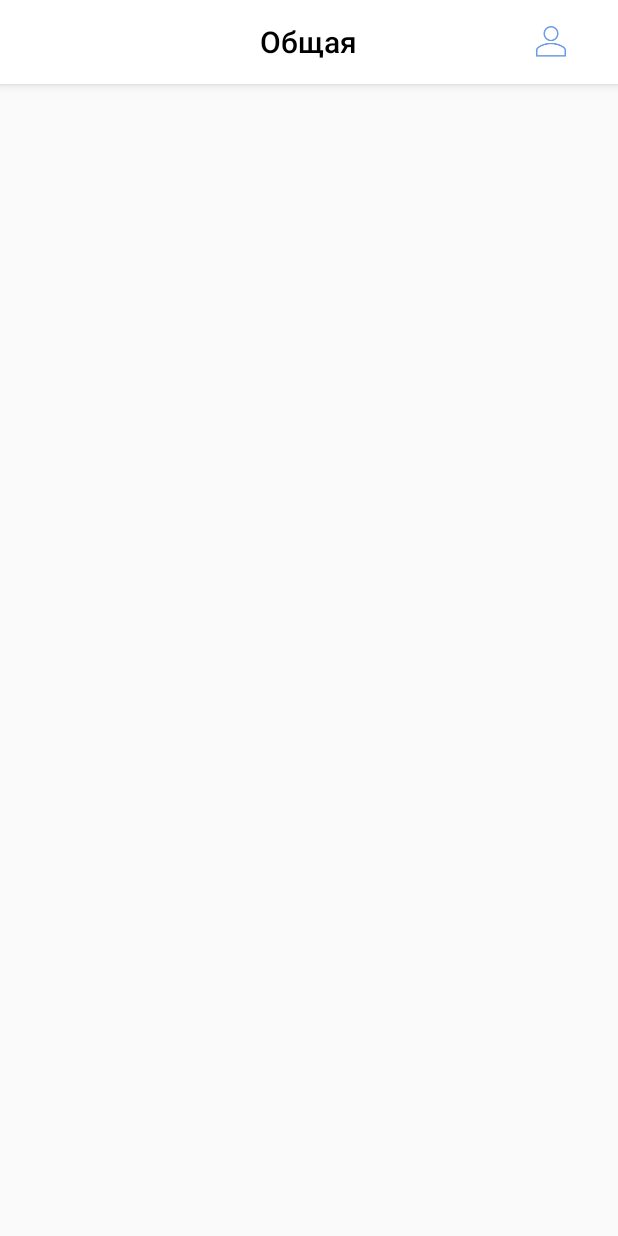
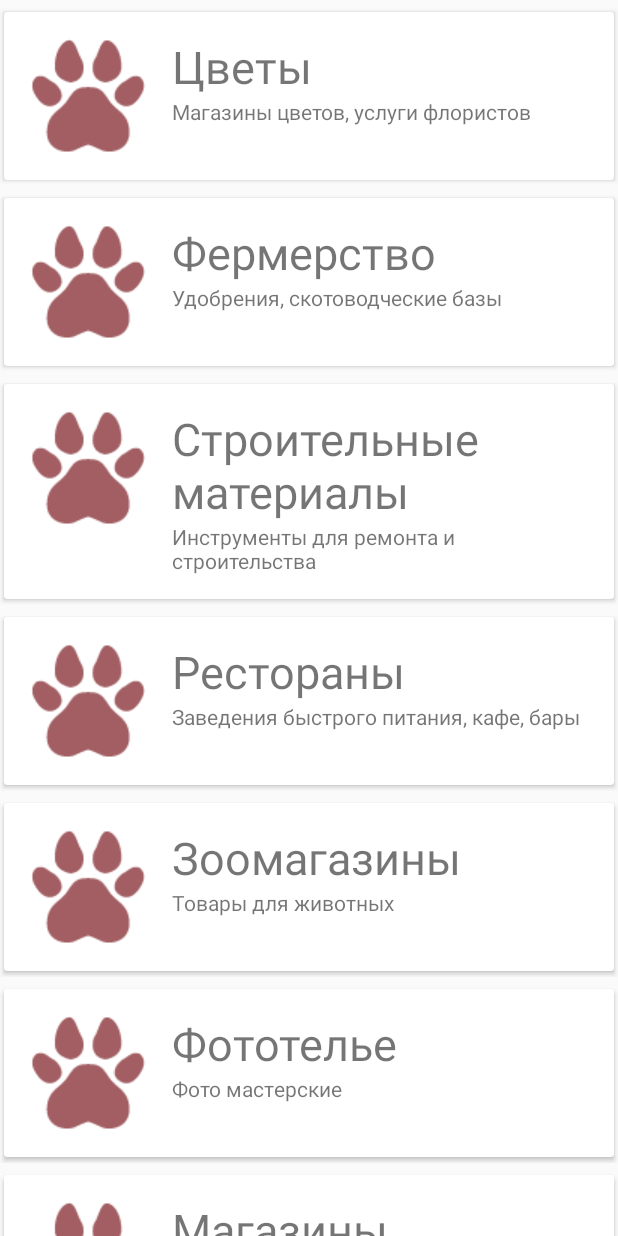
Before and after one commit to TalgatAkhm/mosfin, an Android app: the screen it shows after launch (MapsActivity before the commit, CategoryActivity after it), on a phone screen of 412 x 824 dp. Run offline under Robolectric (Android 15) with nearby library versions, the phone set to English and light mode, and no system bars.

Commit message:
Bottom panel, category activity

```diff
--- a/app/build.gradle
+++ b/app/build.gradle
@@ -16,6 +16,10 @@ android {
             proguardFiles getDefaultProguardFile('proguard-android.txt'), 'proguard-rules.pro'
         }
     }
+    compileOptions {
+        targetCompatibility 1.8
+        sourceCompatibility 1.8
+    }
 }
 
 dependencies {
@@ -26,4 +30,6 @@ dependencies {
     testImplementation 'junit:junit:4.12'
     androidTestImplementation 'com.android.support.test:runner:1.0.2'
     androidTestImplementation 'com.android.support.test.espresso:espresso-core:3.0.2'
+    implementation 'com.android.support:cardview-v7:27.1.1'
+    implementation 'com.android.support:recyclerview-v7:27.1.1'
 }
--- a/app/src/debug/res/values/google_maps_api.xml
+++ b/app/src/debug/res/values/google_maps_api.xml
@@ -21,6 +21,6 @@
     string in this file.
     -->
     <string name="google_maps_key" templateMergeStrategy="preserve" translatable="false">
-        AIzaSyD1i9J5FZqDgnKnprLsV465sCLGSgIAZhQ
+        AIzaSyBJgyZOGbRvDM0bN6uVOAFlizHfBkiJ1vU
     </string>
 </resources>
--- a/app/src/main/AndroidManifest.xml
+++ b/app/src/main/AndroidManifest.xml
@@ -16,7 +16,7 @@
         android:roundIcon="@mipmap/ic_launcher_round"
         android:supportsRtl="true"
         android:theme="@style/AppTheme">
-        <activity android:name=".MainActivity">
+        <activity android:name=".CategoryActivity">
             <intent-filter>
                 <action android:name="android.intent.action.MAIN" />
 
@@ -38,6 +38,7 @@
         <activity
             android:name=".MapsActivity"
             android:label="@string/title_activity_maps"></activity>
+        <activity android:name=".MainActivity" />
     </application>
 
 </manifest>
--- /dev/null
+++ b/app/src/main/java/com/mipt/mlt/mosfindata/CategoryActivity.java
@@ -0,0 +1,50 @@
+package com.mipt.mlt.mosfindata;
+
+import android.content.Intent;
+import android.os.Bundle;
+import android.support.annotation.Nullable;
+import android.support.v7.app.AppCompatActivity;
+import android.support.v7.widget.LinearLayoutManager;
+import android.support.v7.widget.RecyclerView;
+
+import com.mipt.mlt.mosfindata.model.Category;
+import com.mipt.mlt.mosfindata.ui.CategoryRecyclerAdapter;
+
+import java.util.ArrayList;
+import java.util.List;
+
+public class CategoryActivity extends AppCompatActivity implements CategoryRecyclerAdapter.ItemClickListener {
+
+    private String[] titles = {"Цветы", "Фермерство", "Строительные материалы", "Рестораны",
+            "Зоомагазины", "Фототелье", "Магазины продуктов"};
+    private String[] descs = {"Магазины цветов, услуги флористов", "Удобрения, скотоводческие базы",
+            "Инструменты для ремонта и строительства", "Заведения быстрого питания, кафе, бары", "Товары для животных",
+            "Фото мастерские", "Продуктовые магазины"};
+
+
+
+    @Override
+    protected void onCreate(@Nullable Bundle savedInstanceState) {
+        super.onCreate(savedInstanceState);
+        setContentView(R.layout.category_activity);
+
+        RecyclerView rv = findViewById(R.id.rv);
+        rv.setLayoutManager(new LinearLayoutManager(this));
+        rv.setAdapter(new CategoryRecyclerAdapter(createCategories(), this));
+    }
+
+    private List<Category> createCategories() {
+        List<Category> categories = new ArrayList<>();
+        for (int i = 0; i < titles.length; i++) {
+            categories.add(new Category(titles[i], descs[i]));
+        }
+        return categories;
+    }
+
+    @Override
+    public void onClick(int position) {
+        Intent intent = new Intent(this, MapsActivity.class);
+        intent.putExtra("categoryId", position);
+        startActivity(intent);
+    }
+}
--- /dev/null
+++ b/app/src/main/java/com/mipt/mlt/mosfindata/model/Category.java
@@ -0,0 +1,46 @@
+package com.mipt.mlt.mosfindata.model;
+
+import com.mipt.mlt.mosfindata.R;
+
+public class Category {
+
+    private int photo;
+    private String title;
+    private String des;
+
+    public Category(String title, String des) {
+        this.title = title;
+        this.des = des;
+        this.photo = R.drawable.pet;
+    }
+
+    public Category(int photo, String title, String des) {
+        this.photo = photo;
+        this.title = title;
+        this.des = des;
+    }
+
+    public int getPhoto() {
+        return photo;
+    }
+
+    public void setPhoto(int photo) {
+        this.photo = photo;
+    }
+
+    public String getTitle() {
+        return title;
+    }
+
+    public void setTitle(String title) {
+        this.title = title;
+    }
+
+    public String getDes() {
+        return des;
+    }
+
+    public void setDes(String des) {
+        this.des = des;
+    }
+}
--- /dev/null
+++ b/app/src/main/java/com/mipt/mlt/mosfindata/ui/CategoryRecyclerAdapter.java
@@ -0,0 +1,65 @@
+package com.mipt.mlt.mosfindata.ui;
+
+import android.support.v7.widget.CardView;
+import android.support.v7.widget.RecyclerView;
+import android.view.LayoutInflater;
+import android.view.View;
+import android.view.ViewGroup;
+import android.widget.ImageView;
+import android.widget.TextView;
+
+import com.mipt.mlt.mosfindata.R;
+import com.mipt.mlt.mosfindata.model.Category;
+
+import java.util.List;
+
+public class CategoryRecyclerAdapter extends RecyclerView.Adapter<CategoryRecyclerAdapter.CategoryViewHolder> {
+
+    private List<Category> categories;
+
+    public interface ItemClickListener {
+        void onClick(int position);
+    }
+
+    private ItemClickListener listener;
+
+    public CategoryRecyclerAdapter(List<Category> categories, ItemClickListener listener) {
+        this.categories = categories;
+        this.listener = listener;
+    }
+
+    @Override
+    public CategoryViewHolder onCreateViewHolder(ViewGroup parent, int viewType) {
+        View v = LayoutInflater.from(parent.getContext()).inflate(R.layout.category_card_view, parent, false);
+        return new CategoryViewHolder(v);
+    }
+
+    @Override
+    public void onBindViewHolder(CategoryViewHolder holder, int position) {
+        holder.titleTV.setText(categories.get(position).getTitle());
+        holder.desTV.setText(categories.get(position).getDes());
+        holder.photoIM.setImageResource(categories.get(position).getPhoto());
+        holder.cardView.setOnClickListener(v -> listener.onClick(position));
+    }
+
+    @Override
+    public int getItemCount() {
+        return categories.size();
+    }
+
+    public static class CategoryViewHolder extends RecyclerView.ViewHolder {
+
+        CardView cardView;
+        ImageView photoIM;
+        TextView titleTV, desTV;
+
+        public CategoryViewHolder(View itemView) {
+            super(itemView);
+            cardView = itemView.findViewById(R.id.cv);
+            photoIM = itemView.findViewById(R.id.photoIM);
+            titleTV = itemView.findViewById(R.id.titleTV);
+            desTV = itemView.findViewById(R.id.desTV);
+        }
+    }
+
+}
--- /dev/null
+++ b/app/src/main/res/layout/category_activity.xml
@@ -0,0 +1,16 @@
+<?xml version="1.0" encoding="utf-8"?>
+<android.support.constraint.ConstraintLayout
+    xmlns:android="http://schemas.android.com/apk/res/android"
+    android:layout_width="match_parent"
+    android:layout_height="match_parent">
+
+    <android.support.v7.widget.Toolbar
+        android:layout_height="?attr/actionBarSize"
+        android:layout_width="match_parent" />
+
+    <android.support.v7.widget.RecyclerView
+        android:layout_width="match_parent"
+        android:layout_height="match_parent"
+        android:id="@+id/rv"/>
+
+</android.support.constraint.ConstraintLayout>
--- /dev/null
+++ b/app/src/main/res/layout/category_card_view.xml
@@ -0,0 +1,49 @@
+<?xml version="1.0" encoding="utf-8"?>
+<LinearLayout xmlns:android="http://schemas.android.com/apk/res/android"
+              android:layout_width="match_parent"
+              android:layout_height="wrap_content"
+              xmlns:app="http://schemas.android.com/apk/res-auto"
+    android:paddingTop="4dp">
+
+    <android.support.v7.widget.CardView
+        android:layout_width="match_parent"
+        android:layout_height="wrap_content"
+        app:cardElevation="2dp"
+        app:cardUseCompatPadding="true"
+        android:id="@+id/cv">
+
+        <RelativeLayout
+            android:layout_width="match_parent"
+            android:layout_height="wrap_content"
+            android:padding="16dp">
+
+            <ImageView
+                android:layout_width="wrap_content"
+                android:layout_height="wrap_content"
+                android:id="@+id/photoIM"
+                android:layout_alignParentLeft="true"
+                android:layout_alignParentTop="true"
+                android:layout_marginRight="16dp"
+                />
+
+            <TextView
+                android:layout_width="wrap_content"
+                android:layout_height="wrap_content"
+                android:id="@+id/titleTV"
+                android:layout_toRightOf="@+id/photoIM"
+                android:layout_alignParentTop="true"
+                android:textSize="30sp"
+                />
+
+            <TextView
+                android:layout_width="wrap_content"
+                android:layout_height="wrap_content"
+                android:id="@+id/desTV"
+                android:layout_toRightOf="@+id/photoIM"
+                android:layout_below="@+id/titleTV"/>
+
+        </RelativeLayout>
+
+    </android.support.v7.widget.CardView>
+
+</LinearLayout>
```
Also changed, not shown: app/src/main/java/com/mipt/mlt/mosfindata/MapsActivity.java (+84 -5 lines), app/src/main/res/layout/activity_maps.xml (+18 -0 lines), app/src/main/res/drawable/pet.png (added), 3 other files.
